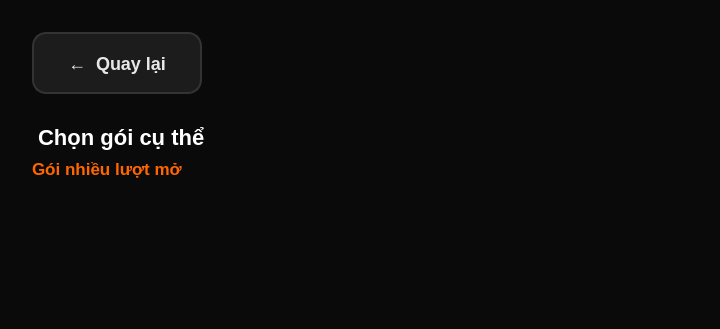
Before: the Qt Designer form raspi_app/ui/RentPlanOptions.ui in nhatbx4002/SmartBox, drawn with Qt 5; both pictures show x 0 to 720 and y 0 to 329 of the 720 by 1152 pixel window.
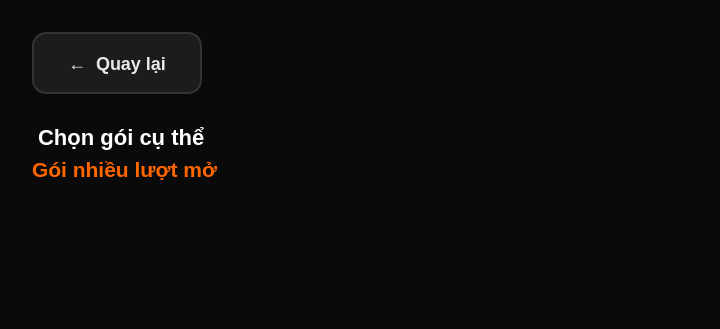
After: the same form once the commit is applied.

Commit message:
Handle status-only config and enlarge rent UI
Fix config polling to apply snapshots when configVersion increases and also handle status-only cabinet_status changes that don't bump configVersion by updating config, gpio_controller state, saving config, and notifying the active controller. Remove a noisy debug print in the poll path. Adjust RentPlan and RentPlanOptions UIs: increase card minimum heights, margins, spacing and bump font sizes for titles, subtitles and prices (including corresponding .ui changes) for improved readability on the device.

Patch:
```diff
--- a/raspi_app/ui/RentPlanOptions.ui
+++ b/raspi_app/ui/RentPlanOptions.ui
@@ -83,7 +83,7 @@
    <property name="styleSheet">
     <string notr="true">QLabel#lblSelectedGroup {
     color: #FF6600;
-    font-size: 17px;
+    font-size: 21px;
     font-weight: 700;
     background-color: transparent;
 }</string>
```
The commit also changes 4 other files.
